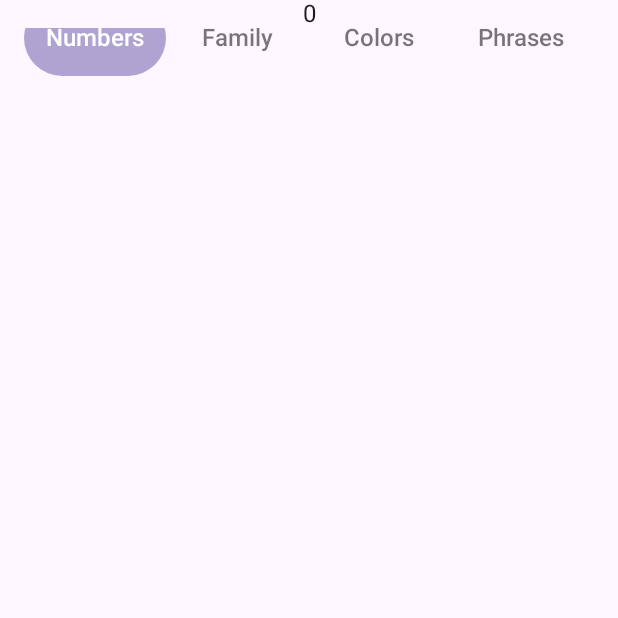
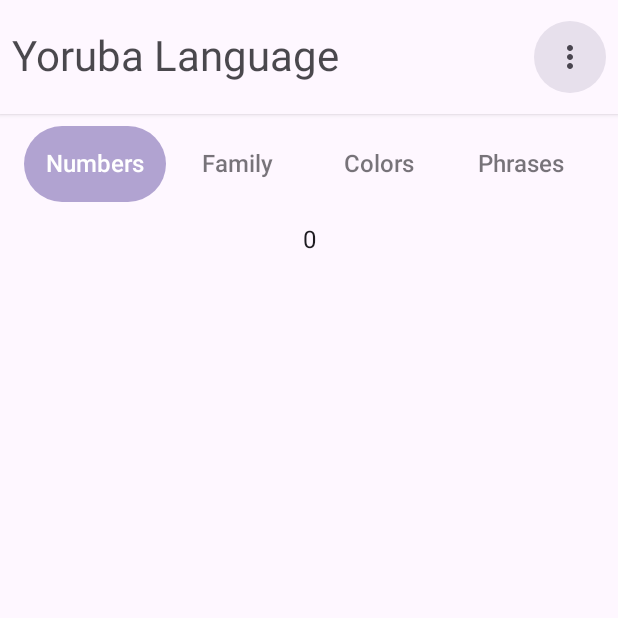
Before and after one commit to RaheemJnr/Learn-Yoruba, an Android app built with Jetpack Compose: the composable LanguageScreen shown on its own in the app's theme, on a phone screen of 412 x 824 dp, the top half of it. Run offline under Robolectric (Android 15) with nearby library versions, the phone set to English and light mode, and no system bars; our stand-ins replace accompanist.

```diff
--- a/app/build.gradle
+++ b/app/build.gradle
@@ -48,7 +48,6 @@ dependencies {
     implementation "androidx.navigation:navigation-compose:$nav_version"
 
     //carousel pager
-   // implementation "com.google.accompanist:accompanist-pager:0.23.0"
     implementation "com.google.accompanist:accompanist-pager-indicators:0.23.0"
 
 
--- /dev/null
+++ b/app/src/main/java/com/example/language/ui/screen/Header.kt
@@ -0,0 +1,52 @@
+package com.example.language.ui.screen
+
+import androidx.compose.foundation.background
+import androidx.compose.foundation.layout.*
+import androidx.compose.material3.MaterialTheme
+import androidx.compose.material3.Surface
+import androidx.compose.material3.Text
+import androidx.compose.runtime.Composable
+import androidx.compose.ui.Alignment
+import androidx.compose.ui.Modifier
+import androidx.compose.ui.graphics.Color
+import androidx.compose.ui.text.TextStyle
+import androidx.compose.ui.text.style.TextAlign
+import androidx.compose.ui.text.style.TextOverflow
+import androidx.compose.ui.unit.dp
+import com.example.language.ui.theme.Dimens
+
+@Composable
+fun PageHeader(
+    modifier : Modifier = Modifier,
+    title : String = "Yoruba Language",
+    titleTextStyle : TextStyle = MaterialTheme.typography.headlineMedium,
+    contentColor : Color = MaterialTheme.colorScheme.onBackground,
+    extraItems : @Composable RowScope.() -> Unit = {}
+) {
+    Surface(
+        color = MaterialTheme.colorScheme.background,
+        contentColor = contentColor,
+        shadowElevation = 2.dp
+    ) {
+        Row(
+            horizontalArrangement = Arrangement.spacedBy(Dimens.MediumPadding.size),
+            verticalAlignment = Alignment.CenterVertically,
+            modifier = modifier
+                .fillMaxWidth()
+                .background(MaterialTheme.colorScheme.background)
+        ) {
+            Text(
+                modifier = Modifier
+                    .weight(1f)
+                    .padding(vertical = Dimens.SmallPadding.size),
+                text = title,
+                style = titleTextStyle,
+                maxLines = 1,
+                overflow = TextOverflow.Ellipsis,
+                color = contentColor.copy(alpha = 0.8f),
+                textAlign = TextAlign.Start
+            )
+            extraItems()
+        }
+    }
+}
--- a/app/src/main/java/com/example/language/ui/screen/Numbers.kt
+++ b/app/src/main/java/com/example/language/ui/screen/Numbers.kt
@@ -7,12 +7,14 @@ import androidx.compose.foundation.layout.R
 import androidx.compose.foundation.lazy.grid.GridCells
 import androidx.compose.foundation.lazy.grid.LazyVerticalGrid
 import androidx.compose.foundation.lazy.grid.rememberLazyGridState
+import androidx.compose.foundation.shape.CircleShape
 import androidx.compose.foundation.shape.RoundedCornerShape
 import androidx.compose.material.CircularProgressIndicator
 import androidx.compose.material.TabRow
 import androidx.compose.material.TabRowDefaults
-import androidx.compose.material3.MaterialTheme
-import androidx.compose.material3.Text
+import androidx.compose.material.icons.Icons
+import androidx.compose.material.icons.rounded.MoreVert
+import androidx.compose.material3.*
 import androidx.compose.runtime.Composable
 import androidx.compose.runtime.remember
 import androidx.compose.runtime.rememberCoroutineScope
@@ -34,7 +36,9 @@ data class TabItems(
 @Composable
 fun LanguageScreen() {
 
+
     val pagerState = rememberPagerState()
+    val scope = rememberCoroutineScope()
     val tabsTitles =
         remember {
             listOf(
@@ -43,10 +47,46 @@ fun LanguageScreen() {
             )
         }
 
+    Column(
+        Modifier
+            .fillMaxSize()
+            .background(MaterialTheme.colorScheme.background)
+            .statusBarsPadding()
+
+    ) {
+        Column(
+            modifier = Modifier
+                .background(MaterialTheme.colorScheme.background)
+        ) {
+            PageHeader(
+                modifier = Modifier.padding(horizontal = 8.dp, vertical = 12.dp),
+                extraItems = {
+                    IconButton(
+                        modifier = Modifier.background(
+                            MaterialTheme.colorScheme.surfaceVariant,
+                            CircleShape
+                        ),
+                        colors = IconButtonDefaults.iconButtonColors(
+                            contentColor = MaterialTheme.colorScheme.onSurfaceVariant
+                        ),
+                        onClick = {},
+                    ) {
+                        Icon(
+                            imageVector = Icons.Rounded.MoreVert,
+                            contentDescription = "MoreVert",
+                        )
+                    }
+                }
+            )
+            Spacer(
+                modifier = Modifier
+                    .height(8.dp)
+                    .background(MaterialTheme.colorScheme.background)
+            )
             Pager(
                 pagerState = pagerState,
                 tabsTitles = tabsTitles,
-        scope = rememberCoroutineScope()
+                scope = scope
             ) {
                 HorizontalPager(
                     count = tabsTitles.size,
@@ -72,5 +112,11 @@ fun LanguageScreen() {
                 }
 
             }
+        }
 
     }
+
+
+
+
+}
```
Lines whose indentation alone changed are shown as unchanged.
